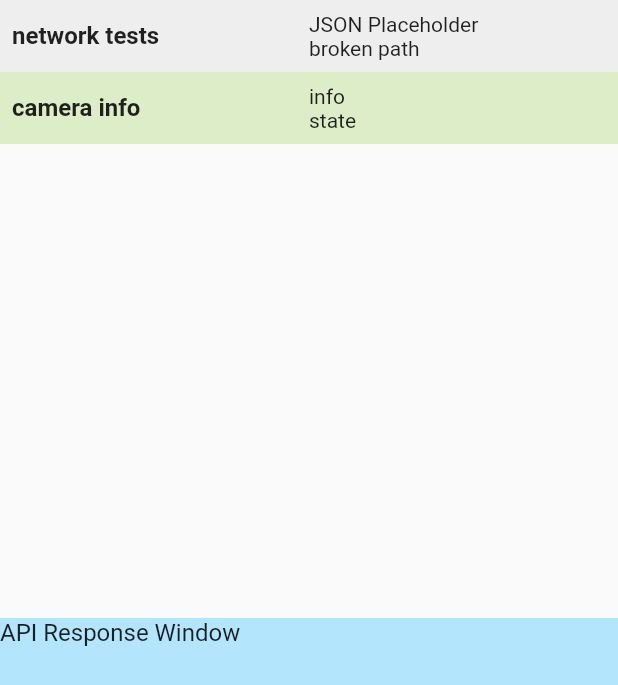
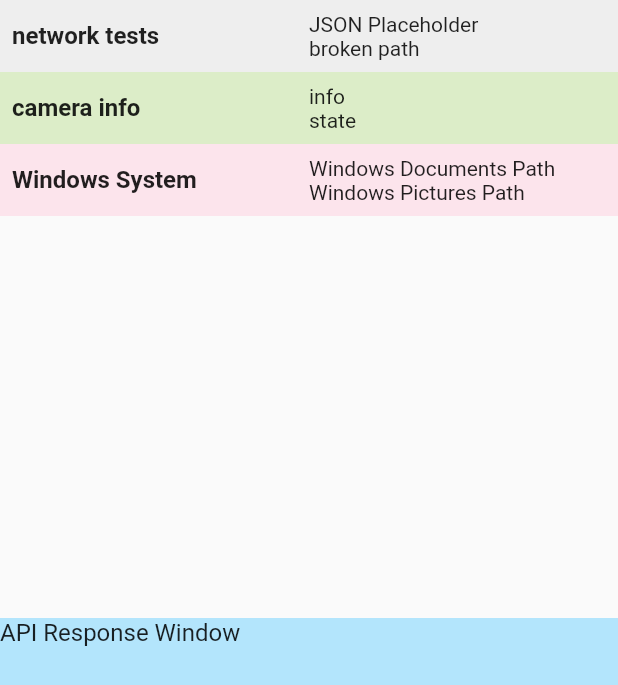
Before and after one commit to codetricity/custom_dart_package_tutorial, a Flutter app: the screen it shows after launch, on a phone screen of 412 x 824 dp. Shown: the top 685 px of the screen. Run offline on Flutter 3.47's test engine with Material 2 defaults, Android fonts, the phone set to English and light mode, and no system bars.

Commit message:
added windows systems group

```diff
--- /dev/null
+++ b/lib/gui_components/button_groups/system_group.dart
@@ -0,0 +1,31 @@
+import 'package:flutter/material.dart';
+import 'package:theta_api_intro_tutorial/gui_components/button_templates/button_group.dart';
+import 'package:theta_api_intro_tutorial/gui_components/button_templates/request_button.dart';
+import 'package:theta_api_intro_tutorial/system/get_documents_path.dart';
+import 'package:theta_api_intro_tutorial/system/get_pictures_path.dart';
+
+class SystemGroup extends StatelessWidget {
+  const SystemGroup({
+    Key? key,
+  }) : super(key: key);
+
+  @override
+  Widget build(BuildContext context) {
+    var buttonList = [
+      RequestButton(
+        apiRequest: getDocumentsPath,
+        label: 'Windows Documents Path',
+        description: 'show documents directory on Windows',
+      ),
+      RequestButton(
+        apiRequest: getPicturesPath,
+        label: 'Windows Pictures Path',
+        description: 'show pictures directory on Windows',
+      ),
+    ];
+    return ButtonGroup(
+        color: Colors.pink[50],
+        buttonList: buttonList,
+        groupLabel: 'Windows System');
+  }
+}
--- a/lib/gui_sections/button_window.dart
+++ b/lib/gui_sections/button_window.dart
@@ -1,6 +1,8 @@
 import 'package:flutter/material.dart';
 import 'package:theta_api_intro_tutorial/gui_components/button_groups/camera_info.dart';
+import 'package:theta_api_intro_tutorial/gui_components/button_groups/system_group.dart';
 import 'package:theta_api_intro_tutorial/gui_components/button_templates/request_button.dart';
+import 'package:theta_api_intro_tutorial/system/get_documents_path.dart';
 import 'package:theta_connection/theta_connection.dart';
 import '../gui_components/button_groups/network_tests.dart';
 
@@ -26,6 +28,7 @@ class ButtonWindow extends StatelessWidget {
         children: [
           NetworkTests(),
           CameraInfo(),
+          SystemGroup(),
         ],
       ),
     );
--- /dev/null
+++ b/lib/system/get_documents_path.dart
@@ -0,0 +1,9 @@
+import 'dart:io';
+
+import 'package:path_provider/path_provider.dart';
+
+Future<String> getDocumentsPath() async {
+  Directory docDir = await getApplicationDocumentsDirectory();
+
+  return docDir.path;
+}
--- /dev/null
+++ b/lib/system/get_pictures_path.dart
@@ -0,0 +1,10 @@
+import 'package:theta_api_intro_tutorial/system/get_documents_path.dart';
+
+Future<String> getPicturesPath() async {
+  var documentsPath = await getDocumentsPath();
+  var pathList = documentsPath.split("\\");
+  pathList[pathList.length - 1] = 'Pictures';
+  print(pathList);
+  var picturePath = pathList.join('\\');
+  return picturePath;
+}
--- a/pubspec.yaml
+++ b/pubspec.yaml
@@ -32,6 +32,7 @@ dependencies:
   http: ^0.13.3
   theta_connection:
     path: packages/theta_connection
+  path_provider: ^2.0.1
 
 
 dev_dependencies:
```
Also changed, not shown: pubspec.lock.
